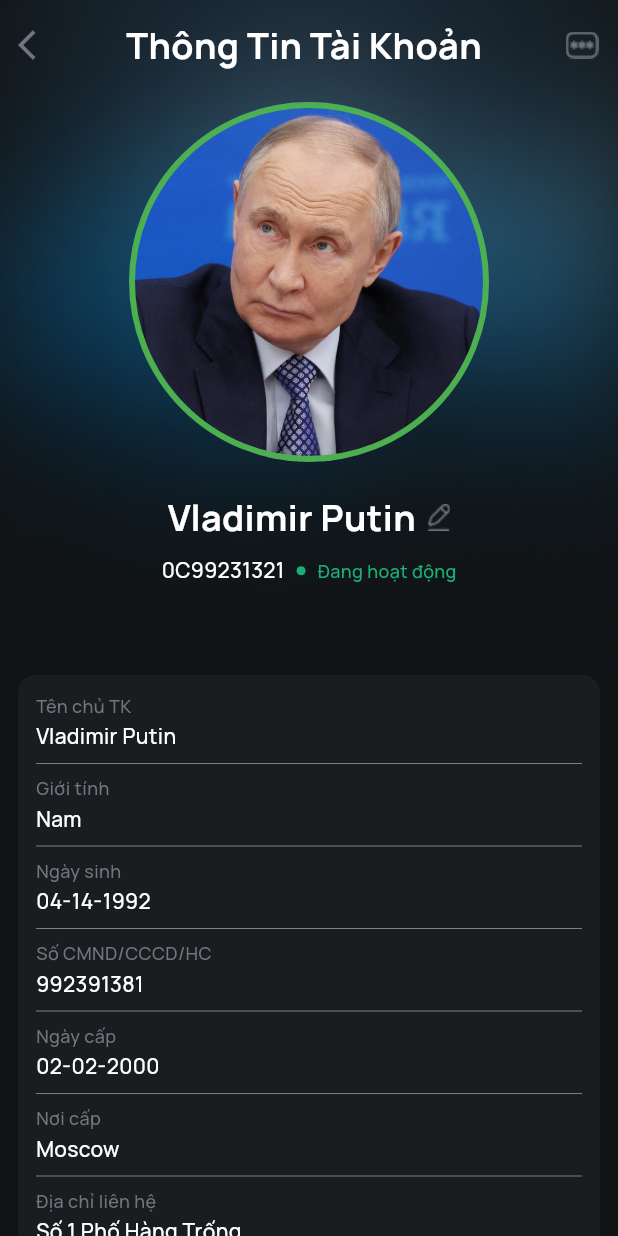
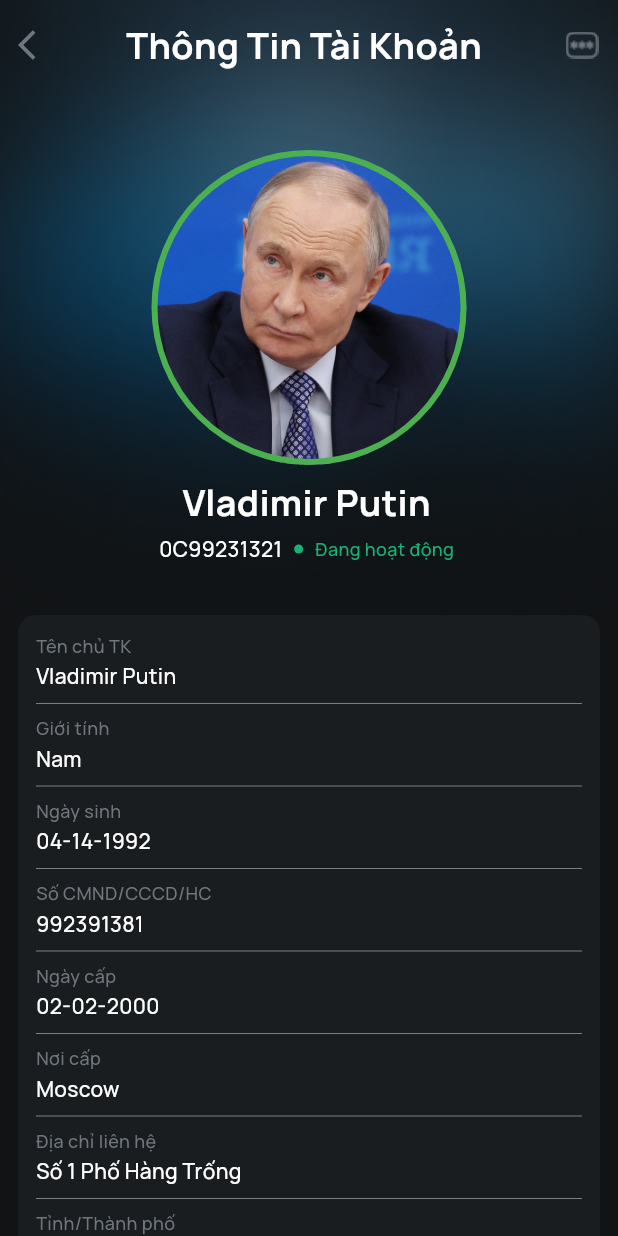
Before and after one commit to DevDadd/intern-demo, a Flutter app: the screen it shows after launch, on a phone screen of 412 x 824 dp. Run offline on Flutter 3.47's test engine with Material 3 defaults, Android fonts, the light colour scheme and no system bars; our stand-ins replace bloc, copy_with_extension, equatable, flutter_bloc, flutter_svg, get_it and 2 more.

Commit message:
Finish Profile Page

```diff
--- a/lib/feature/profile/presentation/pages/profile_page.dart
+++ b/lib/feature/profile/presentation/pages/profile_page.dart
@@ -49,8 +49,8 @@ class _ProfilePageState extends State<ProfilePage> {
               SliverPersistentHeader(
                 pinned: true,
                 delegate: ProfileHeaderDelegate(
-                  maxHeight: 450,
-                  minHeight: 230,
+                  maxHeight: 410,
+                  minHeight: 200,
                   name: user.name,
                   avatarPath: "assets/avatar.jpg.webp",
                 ),
@@ -67,9 +67,11 @@ class _ProfilePageState extends State<ProfilePage> {
                     child: Padding(
                       padding: const EdgeInsets.symmetric(
                         horizontal: 12,
-                        vertical: 12,
+                        vertical: 12, // padding vừa phải
                       ),
                       child: Column(
+                        mainAxisSize:
+                            MainAxisSize.min, // chỉ chiếm đúng nội dung
                         crossAxisAlignment: CrossAxisAlignment.stretch,
                         children: [
                           ProfileWidget(title: "Tên chủ TK", value: user.name),
@@ -94,7 +96,7 @@ class _ProfilePageState extends State<ProfilePage> {
                             value: user.phone,
                           ),
                           ProfileWidget(title: "Email", value: user.email),
-                          const SizedBox(height: 20),
+                          const SizedBox(height: 12),
                           Center(
                             child: Row(
                               mainAxisSize: MainAxisSize.min,
@@ -115,7 +117,7 @@ class _ProfilePageState extends State<ProfilePage> {
                               ],
                             ),
                           ),
-                          const SizedBox(height: 30),
+                          const SizedBox(height: 8), // giữ chút padding dưới
                         ],
                       ),
                     ),
```
Also changed, not shown: lib/feature/profile/presentation/widget/profile_header_delegate.dart (+71 -26 lines).
